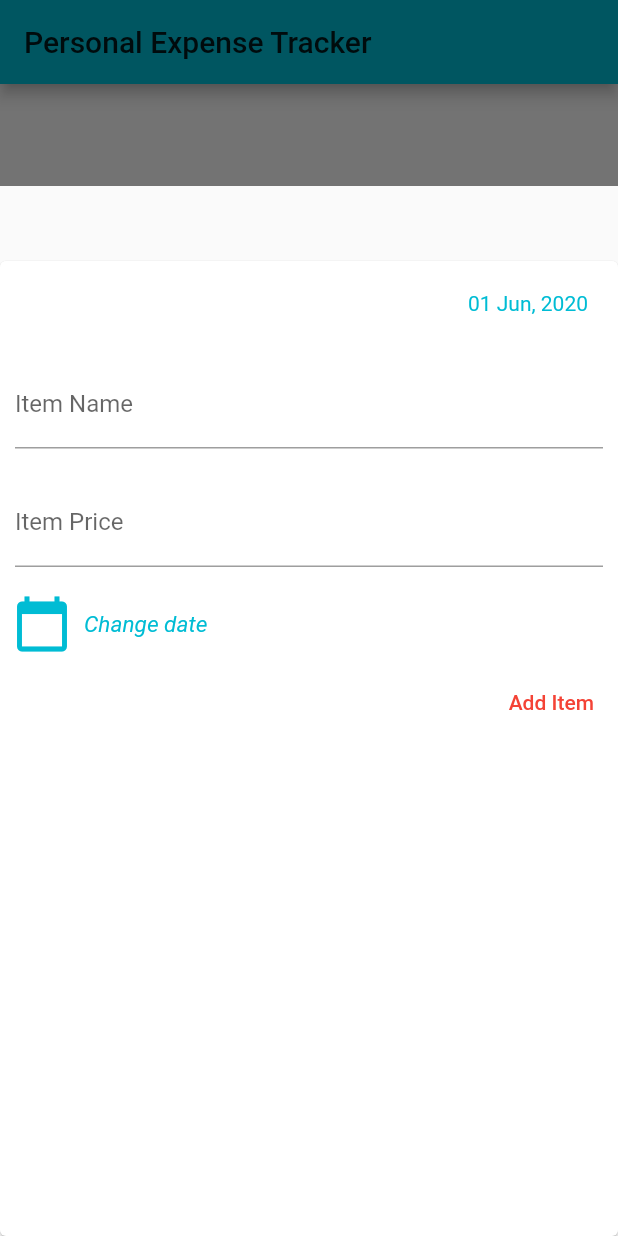
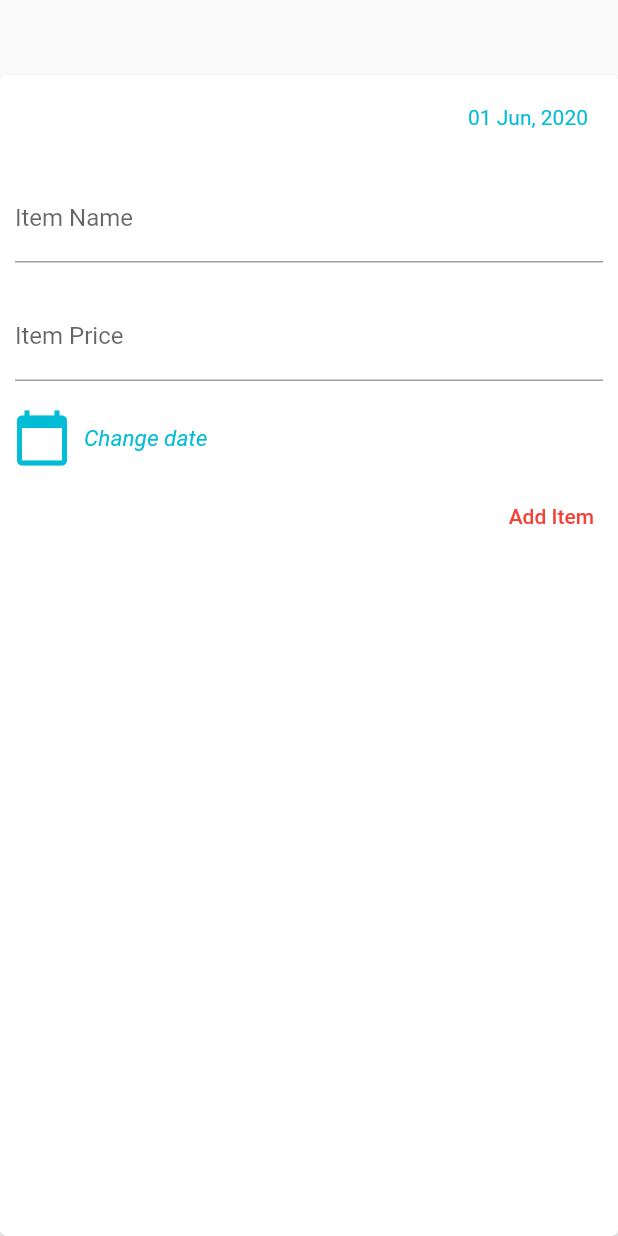
Before and after one commit to tanya-555/Expense-Tracker, a Flutter app: the screen it shows after launch, after a tap on the "add" icon, on a phone screen of 412 x 824 dp. Run offline on Flutter 3.47's test engine with Material 2 defaults, Android fonts, the phone set to English and light mode, and no system bars; our stand-ins replace pie_chart.

Commit message:
add media query for setting dimensions of modal sheet

```diff
--- a/lib/widgets/input_sheet.dart
+++ b/lib/widgets/input_sheet.dart
@@ -40,8 +40,8 @@ class _InputSheetState extends State<InputSheet> {
   Widget build(BuildContext context) {
     return SingleChildScrollView(
       child: Container(
-        width: 500,
-        height: 700,
+        width: MediaQuery.of(context).size.width * 1,
+        height: MediaQuery.of(context).size.height * 1,
         child: Card(
           margin: EdgeInsets.only(top: 50),
           child: Column(
```
